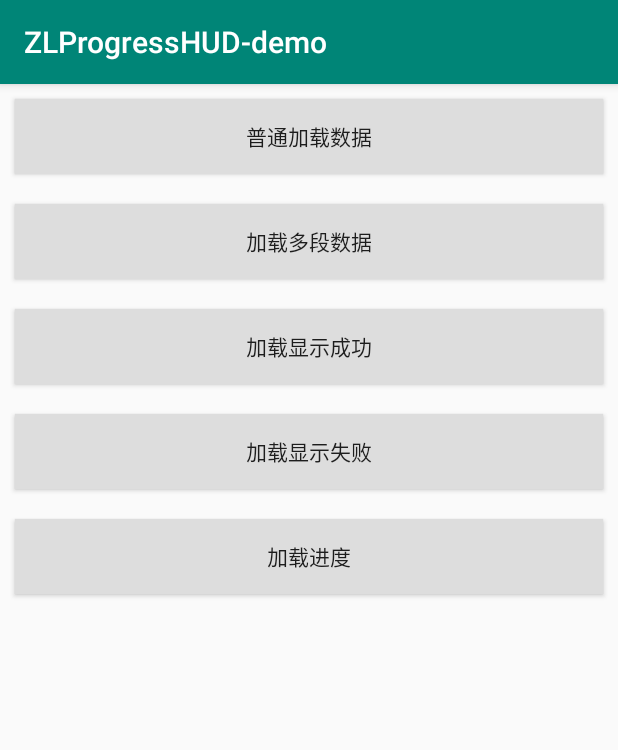
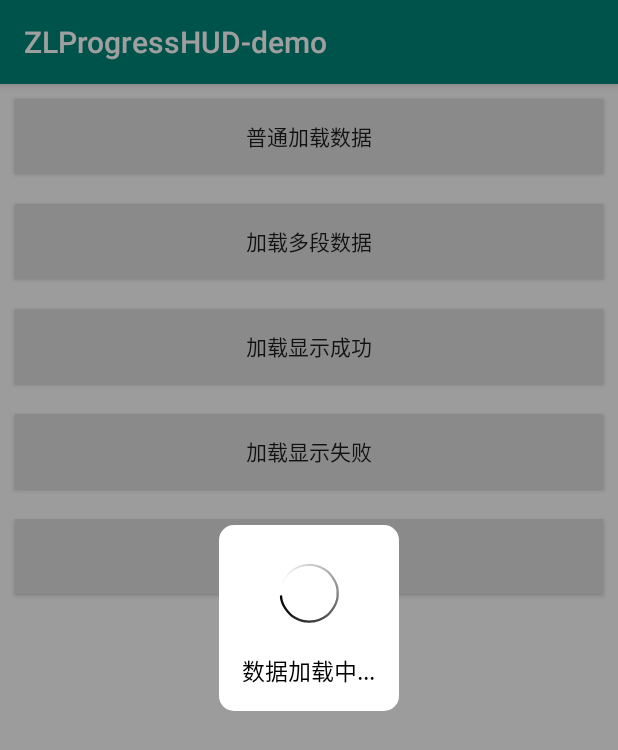
Before and after one commit to czl0325/ZLProgressHUD, an Android app: the first screen one second after launch (MainActivity), on a phone screen of 412 x 824 dp. Shown: the top 750 px of the screen. Run offline under Robolectric (Android 15) with nearby library versions, the phone set to English and light mode, and no system bars.

Commit message:
增加页面

```diff
--- a/app/src/main/java/com/github/zlprogresshud_demo/MainActivity.java
+++ b/app/src/main/java/com/github/zlprogresshud_demo/MainActivity.java
@@ -32,6 +32,14 @@ public class MainActivity extends AppCompatActivity implements View.OnClickListe
         btn3.setOnClickListener(this);
         btn4.setOnClickListener(this);
         btn5.setOnClickListener(this);
+
+        hud.showWithStatus("数据加载中...");
+        new Handler().postDelayed(new Runnable() {
+            @Override
+            public void run() {
+                hud.dismiss();
+            }
+        },1000);
     }
 
     @Override
--- a/build.gradle
+++ b/build.gradle
@@ -7,7 +7,7 @@ buildscript {
 
     }
     dependencies {
-        classpath 'com.android.tools.build:gradle:3.4.2'
+        classpath 'com.android.tools.build:gradle:3.5.0'
         classpath'com.jfrog.bintray.gradle:gradle-bintray-plugin:1.7.3'
         classpath"org.jfrog.buildinfo:build-info-extractor-gradle:4.0.0"
         classpath'com.github.dcendents:android-maven-gradle-plugin:2.1'
--- a/zlprogresshud/src/main/java/com/github/zlprogresshud/ZLProgressHUD.java
+++ b/zlprogresshud/src/main/java/com/github/zlprogresshud/ZLProgressHUD.java
@@ -4,6 +4,7 @@ import android.app.Activity;
 import android.content.Context;
 import android.os.Handler;
 import android.os.Message;
+import android.util.Log;
 import android.view.Gravity;
 import android.view.LayoutInflater;
 import android.view.MotionEvent;
@@ -63,8 +64,8 @@ public class ZLProgressHUD {
             return;
 
         LayoutInflater layoutInflater = LayoutInflater.from(context);
-        decorView = (ViewGroup) ((Activity) context).getWindow().getDecorView();
-        rootView = (ViewGroup) layoutInflater.inflate(R.layout.layout_svprogresshud, null, false);
+        decorView = (FrameLayout) (((Activity) context).getWindow().getDecorView());
+        rootView = (FrameLayout) layoutInflater.inflate(R.layout.layout_svprogresshud,  null, false);
         rootView.setLayoutParams(new FrameLayout.LayoutParams(
                 ViewGroup.LayoutParams.MATCH_PARENT, ViewGroup.LayoutParams.MATCH_PARENT
         ));
@@ -91,8 +92,12 @@ public class ZLProgressHUD {
      */
     private void onAttached() {
         isShowing = true;
+        if (rootView.getParent()!=null) {
+            ((ViewGroup)rootView.getParent()).removeView(rootView);
+        }
         decorView.addView(rootView);
-        if(mSharedView.getParent()!=null)((ViewGroup)mSharedView.getParent()).removeView(mSharedView);
+        if(mSharedView.getParent()!=null)
+            ((ViewGroup)mSharedView.getParent()).removeView(mSharedView);
         rootView.addView(mSharedView);
     }
 
@@ -259,7 +264,8 @@ public class ZLProgressHUD {
     }
 
     public void dismissImmediately() {
-        mSharedView.dismiss();
+        Log.e("czl", Thread.currentThread().getName());
+        //mSharedView.dismiss();
         rootView.removeView(mSharedView);
         decorView.removeView(rootView);
         isShowing = false;
@@ -267,12 +273,12 @@ public class ZLProgressHUD {
         if(onDismissListener != null){
             onDismissListener.onDismiss(this);
         }
-
     }
 
     public Animation getInAnimation() {
         Context context = contextWeak.get();
-        if(context == null) return null;
+        if(context == null)
+            return null;
 
         int res = ZLProgressHUDAnimateUtil.getAnimationResource(this.gravity, true);
         return AnimationUtils.loadAnimation(context, res);
@@ -280,7 +286,8 @@ public class ZLProgressHUD {
 
     public Animation getOutAnimation() {
         Context context = contextWeak.get();
-        if(context == null) return null;
+        if(context == null)
+            return null;
 
         int res = ZLProgressHUDAnimateUtil.getAnimationResource(this.gravity, false);
         return AnimationUtils.loadAnimation(context, res);
```
Also changed, not shown: gradle/wrapper/gradle-wrapper.properties.
